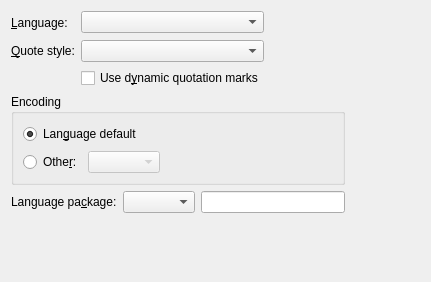
First picture: the form in src/frontends/qt4/ui/LanguageUi.ui, repository cburschka/lyx, before the edit.
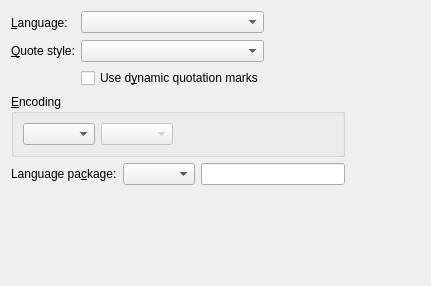
Second picture: the form after the edit.

Commit message:
GuiDocument: Adapt to new encoding default
Also simplify the code.

Patch:
```diff
--- a/src/frontends/qt4/ui/LanguageUi.ui
+++ b/src/frontends/qt4/ui/LanguageUi.ui
@@ -7,7 +7,7 @@
     <x>0</x>
     <y>0</y>
     <width>431</width>
-    <height>282</height>
+    <height>286</height>
    </rect>
   </property>
   <property name="windowTitle">
@@ -120,7 +120,7 @@
    <item row="3" column="0" colspan="3">
     <widget class="QGroupBox" name="groupBox">
      <property name="title">
-      <string>Encoding</string>
+      <string>&amp;Encoding</string>
      </property>
      <property name="flat">
       <bool>true</bool>
@@ -141,46 +141,42 @@
       <property name="spacing">
        <number>6</number>
       </property>
-      <item row="0" column="0" colspan="2">
-       <widget class="QRadioButton" name="defaultencodingRB">
-        <property name="text">
-         <string>Lan&amp;guage default</string>
-        </property>
-        <property name="checked">
+      <item row="0" column="0">
+       <widget class="QComboBox" name="encodingCO">
+        <property name="enabled">
          <bool>true</bool>
         </property>
+        <property name="toolTip">
+         <string>Here you might adjust the output encoding (used for LaTeX files)</string>
+        </property>
+        <property name="duplicatesEnabled">
+         <bool>false</bool>
+        </property>
+       </widget>
+      </item>
+      <item row="0" column="1">
+       <widget class="QComboBox" name="customEncodingCO">
+        <property name="enabled">
+         <bool>false</bool>
+        </property>
+        <property name="toolTip">
+         <string>If you selected a custom output encoding to the left, yo can specifiy it here</string>
+        </property>
        </widget>
       </item>
       <item row="0" column="2">
-       <spacer>
+       <spacer name="horizontalSpacer_2">
         <property name="orientation">
          <enum>Qt::Horizontal</enum>
         </property>
         <property name="sizeHint" stdset="0">
          <size>
-          <width>81</width>
-          <height>22</height>
+          <width>40</width>
+          <height>20</height>
          </size>
         </property>
        </spacer>
       </item>
-      <item row="1" column="0">
-       <widget class="QRadioButton" name="otherencodingRB">
-        <property name="text">
-         <string>Othe&amp;r:</string>
-        </property>
-       </widget>
-      </item>
-      <item row="1" column="1">
-       <widget class="QComboBox" name="encodingCO">
-        <property name="enabled">
-         <bool>false</bool>
-        </property>
-        <property name="duplicatesEnabled">
-         <bool>false</bool>
-        </property>
-       </widget>
-      </item>
      </layout>
     </widget>
    </item>
```
Left out of the diff: 22 changed lines with no effect on the pictures. The commit also changes 2 other files.
